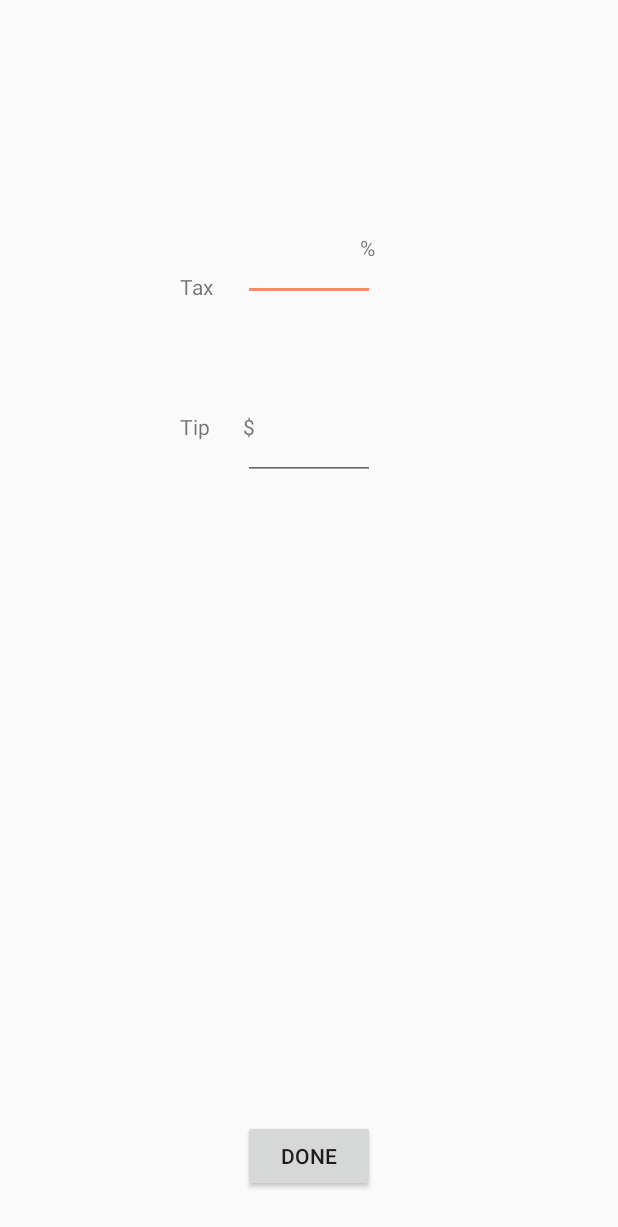
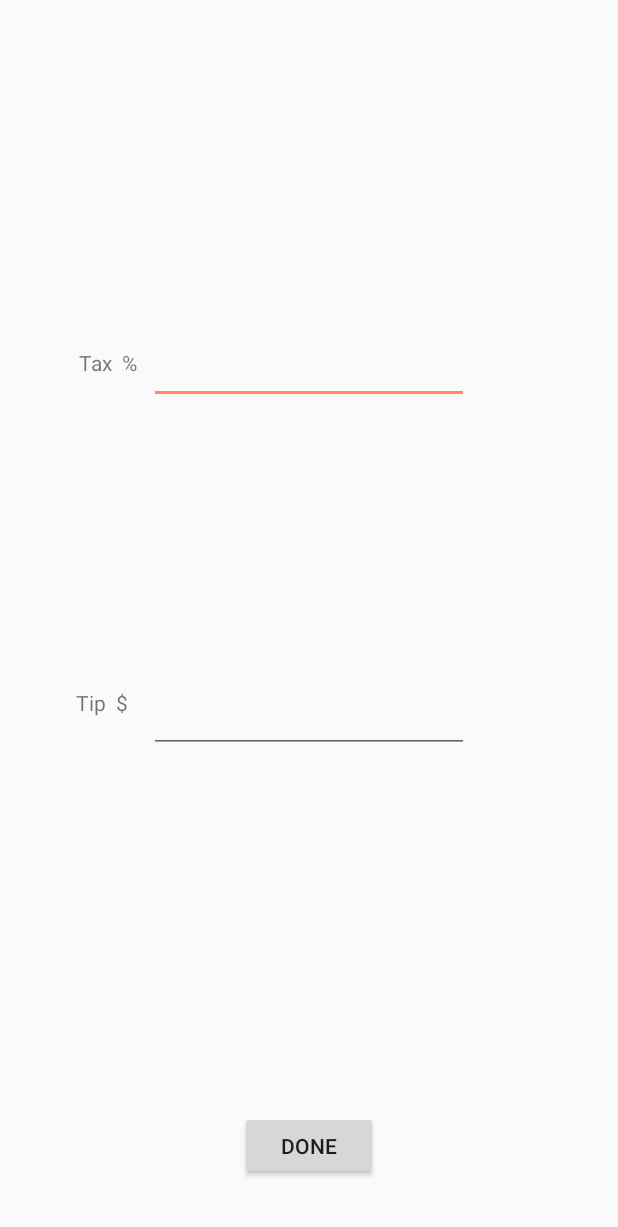
Before and after one commit to leifgrosswiler/Banana, an Android app: the TaxAddition screen opened directly, with no data from a screen before it, on a phone screen of 412 x 824 dp. Shown: the top 1227 px of the screen. Run offline under Robolectric (Android 15) with nearby library versions, the phone set to English and light mode, and no system bars; our stand-ins replace CircleImageView.

Commit message:
tax/tip formatted more correctly

```diff
--- a/app/src/main/res/layout/activity_tax.xml
+++ b/app/src/main/res/layout/activity_tax.xml
@@ -1,5 +1,7 @@
 <?xml version="1.0" encoding="utf-8"?>
-<RelativeLayout xmlns:android="http://schemas.android.com/apk/res/android"
+<android.support.constraint.ConstraintLayout xmlns:android="http://schemas.android.com/apk/res/android"
+    xmlns:app="http://schemas.android.com/apk/res-auto"
+    xmlns:tools="http://schemas.android.com/tools"
     android:layout_width="match_parent"
     android:layout_height="match_parent">
 
@@ -10,9 +12,14 @@
         android:ems="10"
         android:inputType="textPersonName"
         android:text=""
-        android:layout_marginTop="155dp"
         android:layout_alignEnd="@+id/editTip"
-        android:layout_alignStart="@+id/editTip" />
+        android:layout_alignStart="@+id/editTip"
+        app:layout_constraintRight_toRightOf="parent"
+        android:layout_marginRight="8dp"
+        app:layout_constraintTop_toTopOf="parent"
+        android:layout_marginTop="224dp"
+        android:layout_marginLeft="8dp"
+        app:layout_constraintLeft_toLeftOf="parent" />
 
     <EditText
         android:id="@+id/editTip"
@@ -22,52 +29,53 @@
         android:inputType="textPersonName"
         android:text=""
         android:layout_below="@+id/editTax"
-        android:layout_marginTop="74dp"
         android:layout_alignEnd="@+id/editDone"
-        android:layout_alignStart="@+id/editDone" />
+        android:layout_alignStart="@+id/editDone"
+        app:layout_constraintRight_toRightOf="parent"
+        app:layout_constraintBottom_toBottomOf="parent"
+        android:layout_marginRight="8dp"
+        android:layout_marginBottom="135dp"
+        android:layout_marginTop="0dp"
+        app:layout_constraintTop_toBottomOf="@+id/editTax"
+        android:layout_marginLeft="8dp"
+        app:layout_constraintLeft_toLeftOf="parent" />
 
     <Button
         android:id="@+id/editDone"
-        android:layout_width="wrap_content"
-        android:layout_height="wrap_content"
+        android:layout_width="92dp"
+        android:layout_height="46dp"
         android:layout_alignParentBottom="true"
         android:layout_centerHorizontal="true"
-        android:layout_marginBottom="29dp"
-        android:text="@string/button_done" />
+        android:text="@string/button_done"
+        app:layout_constraintBottom_toBottomOf="parent"
+        app:layout_constraintRight_toRightOf="parent"
+        app:layout_constraintLeft_toLeftOf="parent"
+        android:layout_marginBottom="37dp" />
 
     <TextView
         android:id="@+id/textTax"
         android:layout_width="wrap_content"
         android:layout_height="wrap_content"
-        android:layout_alignBottom="@+id/editTax"
         android:layout_marginEnd="20dp"
-        android:layout_toStartOf="@+id/editTax"
-        android:layout_marginTop="155dp"
-        android:text="Tax" />
+        android:text="Tax  %"
+        app:layout_constraintTop_toTopOf="parent"
+        android:layout_marginTop="232dp"
+        app:layout_constraintVertical_chainStyle="spread"
+        app:layout_constraintRight_toLeftOf="@+id/editTax"
+        android:layout_marginRight="8dp" />
 
     <TextView
         android:id="@+id/textTip"
         android:layout_width="wrap_content"
         android:layout_height="wrap_content"
-        android:layout_alignStart="@+id/textTax"
-        android:layout_marginTop="74dp"
         android:layout_below="@+id/textTax"
-        android:text="Tip" />
+        android:text="Tip  $"
+        app:layout_constraintBottom_toBottomOf="parent"
+        android:layout_marginBottom="128dp"
+        app:layout_constraintRight_toLeftOf="@+id/editTip"
+        android:layout_marginRight="14dp"
+        android:layout_marginTop="8dp"
+        app:layout_constraintTop_toBottomOf="@+id/textTax"
+        app:layout_constraintVertical_bias="0.478" />
 
-    <TextView
-        android:id="@+id/percent"
-        android:layout_width="wrap_content"
-        android:layout_height="wrap_content"
-        android:layout_alignEnd="@+id/editTax"
-        android:layout_alignRight="@+id/editTax"
-        android:layout_alignTop="@+id/editTax"
-        android:text="%" />
-
-    <TextView
-        android:id="@+id/dollar"
-        android:layout_width="wrap_content"
-        android:layout_height="wrap_content"
-        android:layout_alignTop="@+id/editTip"
-        android:layout_alignLeft="@+id/editTip"
-        android:text="$" />
-</RelativeLayout>
+</android.support.constraint.ConstraintLayout>
```
